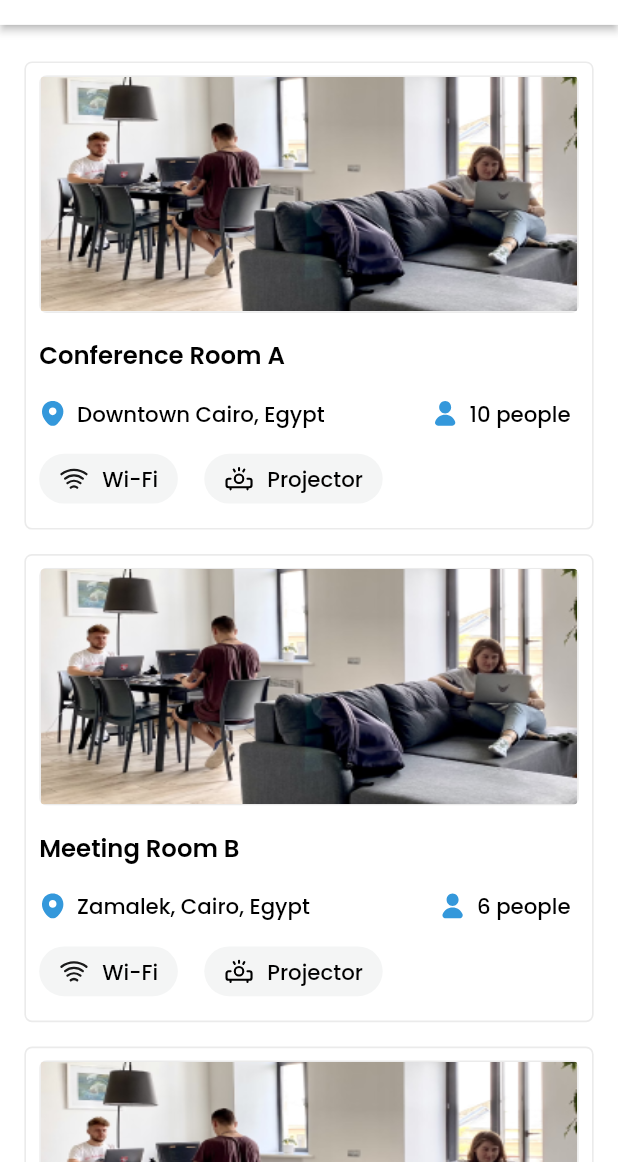
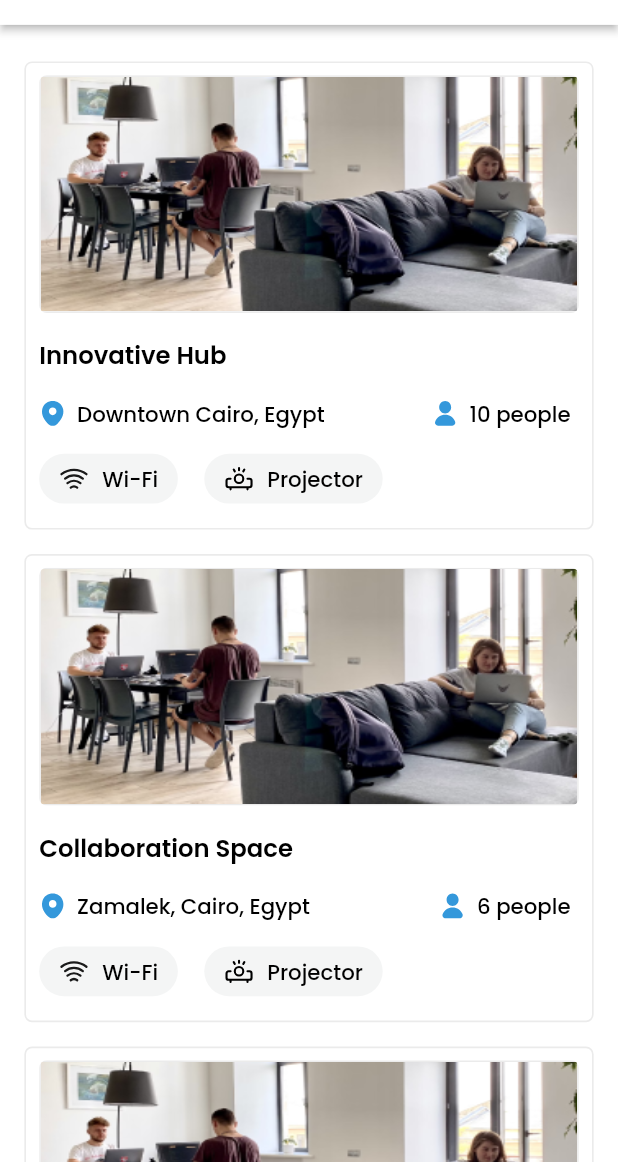
Before and after one commit to YousefHanafy-SW-ENG/workspaces, a Flutter app: the screen it shows after launch, on a phone screen of 412 x 824 dp, the part 74-1236 px from its top. Run offline on Flutter 3.47's test engine with Material 3 defaults, Android fonts, the phone set to English and light mode, and no system bars; our stand-ins replace flutter_bloc, flutter_screenutil, flutter_svg, get_it.

Commit message:
Workspace details screen image, title, description and tab bar

```diff
--- a/assets/data/workspaces.json
+++ b/assets/data/workspaces.json
@@ -1,30 +1,30 @@
 [
   {
-    "name": "Conference Room A",
+    "name": "Innovative Hub",
     "location": "Downtown Cairo, Egypt",
     "capacity": "10 people",
     "available_amenities": ["Wi-Fi", "Projector"]
   },
   {
-    "name": "Meeting Room B",
+    "name": "Collaboration Space",
     "location": "Zamalek, Cairo, Egypt",
     "capacity": "6 people",
     "available_amenities": ["Wi-Fi", "Projector"]
   },
   {
-    "name": "Training Room C",
+    "name": "Creative Studio",
     "location": "Maadi, Cairo, Egypt",
     "capacity": "20 people",
     "available_amenities": ["Wi-Fi", "Projector"]
   },
   {
-    "name": "Executive Suite D",
+    "name": "Executive Office",
     "location": "Heliopolis, Cairo, Egypt",
     "capacity": "4 people",
     "available_amenities": ["Wi-Fi", "Projector"]
   },
   {
-    "name": "Outdoor Pavilion E",
+    "name": "Outdoor Retreat",
     "location": "Giza Pyramids Area, Egypt",
     "capacity": "30 people",
     "available_amenities": ["Wi-Fi", "Projector"]
--- a/lib/core/helpers/app_images.dart
+++ b/lib/core/helpers/app_images.dart
@@ -4,6 +4,7 @@ class AppAssets {
   static const String imagesPath = "assets/images";
   static const String svgPath = "assets/svg";
   static const String workspaceImageOne = "$imagesPath/workspace_image_one.png";
+  static const String workspaceImageTwo = "$imagesPath/workspace_image_two.jpg";
   static const String cpuIcon = "$imagesPath/cpuIcon.png";
   static const String hardDiskIcon = "$imagesPath/hardIcon.png";
   static const String locationIcon = "$svgPath/location.svg";
--- a/lib/core/helpers/app_strings.dart
+++ b/lib/core/helpers/app_strings.dart
@@ -7,4 +7,9 @@ class AppStrings {
   static const String fourPeople = '4 People';
   static const String freeWifi = 'Free Wifi';
   static const String projector = 'Projector';
+  static const String about = 'About';
+  static const String amenities = 'Amenities';
+  static const String gallery = 'Gallery';
+  static const String review = 'Review';
+  static const String workspaceDescription = 'Modern workspaces are designed to enhance productivity and collaboration among team members.';
 }
--- a/lib/core/routing/app_routes.dart
+++ b/lib/core/routing/app_routes.dart
@@ -4,6 +4,7 @@ import 'package:workspace/core/dependency_injection/setup_locator.dart';
 import 'package:workspace/core/routing/routes.dart';
 import 'package:workspace/features/home/presentation/cubit/home_cubit.dart';
 import 'package:workspace/features/home/presentation/screens/home_screen.dart';
+import 'package:workspace/features/workspace_details/presentation/screens/workspace_details_screen.dart';
 
 class AppRouter {
   Route? generateRoute(RouteSettings settings) {
@@ -16,6 +17,11 @@ class AppRouter {
                 child: const HomeScreen(),
               ),
         );
+      case Routes.workspaceDetailsScreen:
+        return MaterialPageRoute(
+          builder: (_) =>
+              const WorkspaceDetailsScreen(),
+        );
       default:
         return null;
     }
--- a/lib/core/routing/routes.dart
+++ b/lib/core/routing/routes.dart
@@ -1,3 +1,4 @@
 class Routes {
   static const String homeScreen = '/homeScreen';
+  static const String workspaceDetailsScreen = '/workspace_details_screen';
 }
--- a/lib/core/theming/app_colors.dart
+++ b/lib/core/theming/app_colors.dart
@@ -4,6 +4,7 @@ class AppColors {
   static const Color shadowAppBarColor = Color.fromRGBO(0, 0, 0, 0.04);
   static const borderColor = Color(0xFFEBEBEB);
   static const greyColor = Color(0xFFF4F5F5);
+  static const blueColor = Color(0xFF3498DB);
   static const blue2 = Color(0xFFF2F5F8);
   static const blue3 = Color(0xFFCFD9E6);
   static const blue4 = Color(0xFFF3F5F9);
--- a/lib/core/theming/styles.dart
+++ b/lib/core/theming/styles.dart
@@ -18,4 +18,14 @@ class TextStyles {
     fontWeight: FontWeightHelper.medium,
     color: Colors.black,
   );
+  static TextStyle font14BlackSemiBold = TextStyle(
+    fontSize: 14.sp,
+    fontWeight: FontWeightHelper.semiBold,
+    color: Colors.black,
+  );
+  static TextStyle font14BlackRegular = TextStyle(
+    fontSize: 14.sp,
+    fontWeight: FontWeightHelper.regular,
+    color: Colors.black,
+  );
 }
--- a/lib/features/home/presentation/widgets/workspace_item.dart
+++ b/lib/features/home/presentation/widgets/workspace_item.dart
@@ -1,7 +1,9 @@
 import 'package:flutter/material.dart';
 import 'package:flutter_screenutil/flutter_screenutil.dart';
 import 'package:workspace/core/helpers/app_images.dart';
+import 'package:workspace/core/helpers/extensions.dart';
 import 'package:workspace/core/helpers/spacer.dart';
+import 'package:workspace/core/routing/routes.dart';
 import 'package:workspace/core/theming/app_colors.dart';
 import 'package:workspace/features/home/presentation/widgets/icon_text_grey_container.dart';
 import 'package:workspace/features/home/presentation/widgets/icon_text_row.dart';
@@ -27,6 +29,11 @@ class WorkSpaceItem extends StatelessWidget {
   Widget build(BuildContext context) {
     return Padding(
       padding: EdgeInsets.only(bottom: 16.h),
+      child: GestureDetector(
+        onTap: (){
+          context.pushNamed(Routes.workspaceDetailsScreen);
+        },
+        behavior: HitTestBehavior.opaque,
         child: Container(
           width: double.infinity,
           decoration: BoxDecoration(
@@ -62,6 +69,7 @@ class WorkSpaceItem extends StatelessWidget {
             ),
           ),
         ),
+      ),
     );
   }
 }
```
Also changed, not shown: lib/features/workspace_details/presentation/screens/workspace_details_screen.dart (added, +24 -0 lines), lib/features/workspace_details/presentation/widgets/about_content.dart (added, +10 -0 lines), lib/features/workspace_details/presentation/widgets/amenities_content.dart (added, +10 -0 lines), lib/features/workspace_details/presentation/widgets/workspace_details_photo.dart (added, +39 -0 lines), lib/features/workspace_details/presentation/widgets/workspace_name_description.dart (added, +26 -0 lines), lib/features/workspace_details/presentation/widgets/workspace_tabs.dart (added, +66 -0 lines), assets/images/workspace_image_two.jpg (added). Lines whose indentation alone changed are shown as unchanged.
